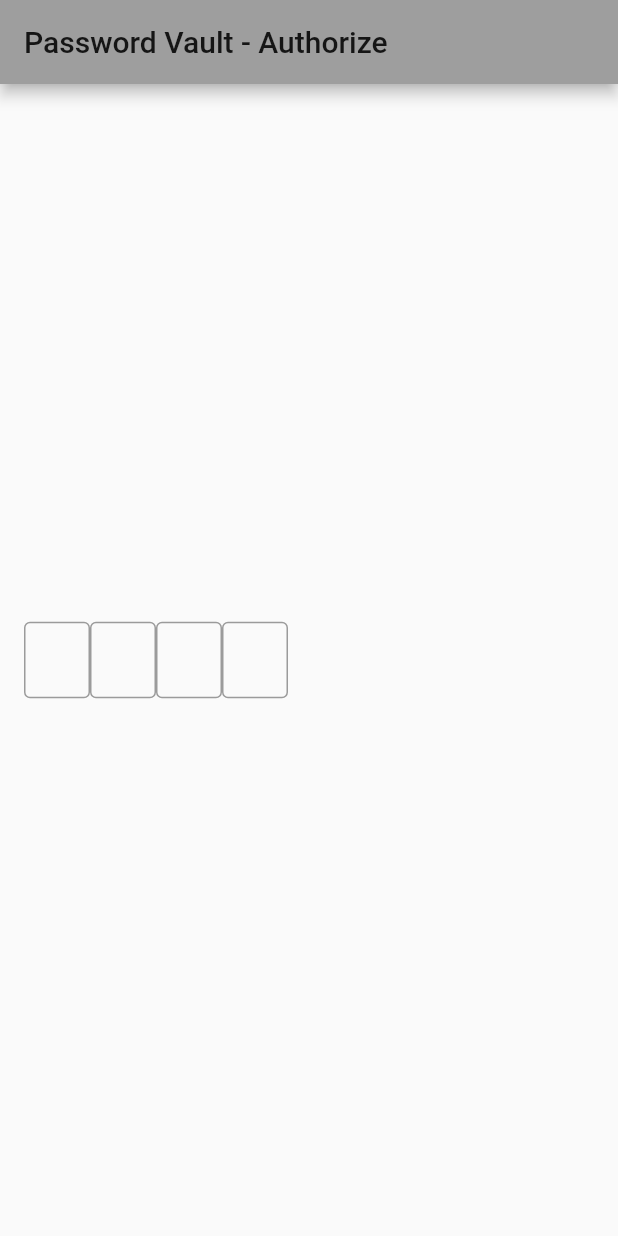
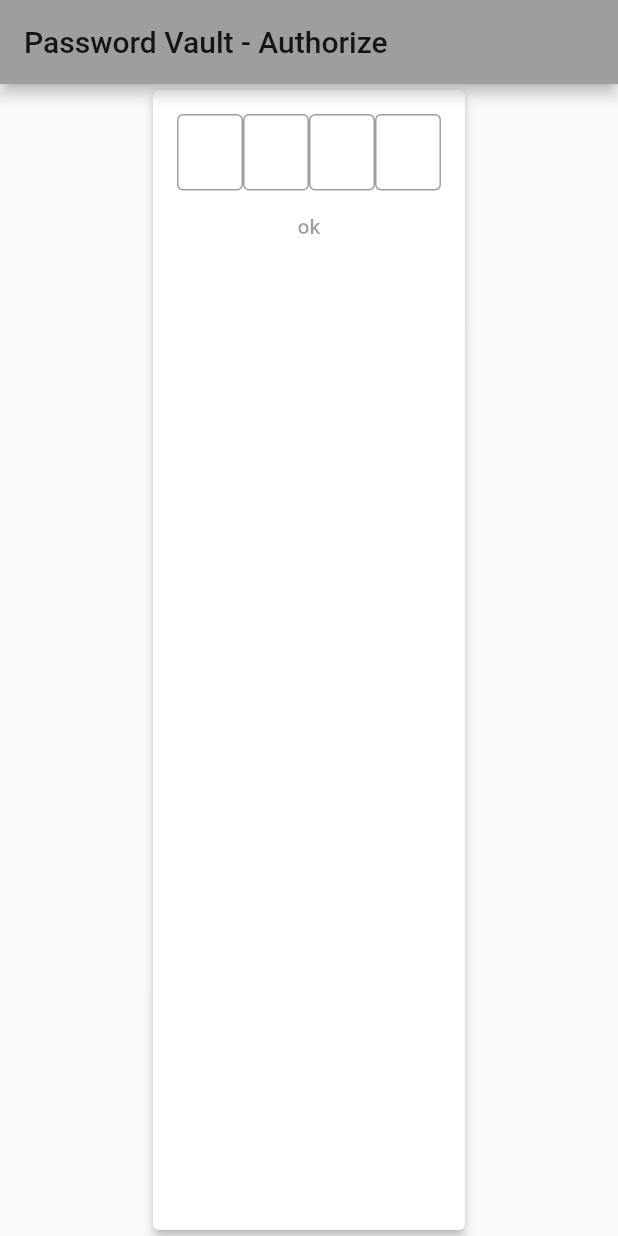
Before and after one commit to darekbx/password-vault-client, a Flutter app: the screen it shows after launch, after a tap on "Or enter PIN", on a phone screen of 412 x 824 dp. Run offline on Flutter 3.47's test engine with Material 2 defaults, Android fonts, the phone set to English and light mode, and no system bars; missing offline and left inert: biometric.

Commit message:
Changed layout of pin screen

```diff
--- a/lib/authorize/authorizepage.dart
+++ b/lib/authorize/authorizepage.dart
@@ -24,7 +24,6 @@ class _AuthorizePageState extends State<AuthorizePage> {
   @override
   void initState() {
     super.initState();
-git
     Future.delayed(Duration.zero, () {
       _initializeBiometric();
     });
@@ -77,7 +76,7 @@ git
         body = Text("Authenticated");
         break;
       case _State.ENTER_PIN:
-        body =_enterPin();
+        body = _enterPin();
         break;
     }
     return Scaffold(
@@ -88,10 +87,14 @@ git
     );
   }
 
-  Widget _errorMessage(String message) => _authWidget(message, "Retry", _retryAuthentication, color: Colors.redAccent);
-  Widget _displayAuthWidget() => _authWidget('Please authorize with fingerprint', "Or enter PIN", _onPinTap);
+  Widget _errorMessage(String message) =>
+      _authWidget(message, "Retry", _retryAuthentication,
+          color: Colors.redAccent);
+  Widget _displayAuthWidget() => _authWidget(
+      'Please authorize with fingerprint', "Or enter PIN", _onPinTap);
 
-  Widget _authWidget(String title, String linkedMessage, Function callback, {Color color = Colors.black}) {
+  Widget _authWidget(String title, String linkedMessage, Function callback,
+      {Color color = Colors.black}) {
     return Center(
         child: Card(
             elevation: 3.0,
@@ -131,30 +134,30 @@ git
 
   Widget _enterPin() {
     return Center(
+      child: Card(
+          elevation: 3.0,
+          child: Padding(
+              padding: EdgeInsets.all(16.0),
               child: Column(
-        mainAxisAlignment: MainAxisAlignment.center,
-        children: <Widget>[
-          //Icon(Icons.fingerprint, size: 75.0),
-          Padding(
-              padding: EdgeInsets.all(16.0),
-              child: Row(
-                crossAxisAlignment: CrossAxisAlignment.center,
-                children: <Widget>[
 
+                children: [
+
+
+                Wrap(children: <Widget>[
                   for (var i = 0; i < 4; i++)
-                    Container(width: 44, child: TextFormField(
+                    Container(
+                        width: 44,
+                        child: TextFormField(
                           maxLength: 1,
                           textInputAction: TextInputAction.next,
                           decoration: InputDecoration(
                               contentPadding: EdgeInsets.all(16),
                               border: OutlineInputBorder(),
-                        counterText: ''
-                      ),
+                              counterText: ''),
                         ))
-
-              ]))
-        ],
-      ),
+                ]),
+              FlatButton(child: Text("ok"))
+              ]))),
     );
   }
 
```
Lines whose indentation alone changed are shown as unchanged.
